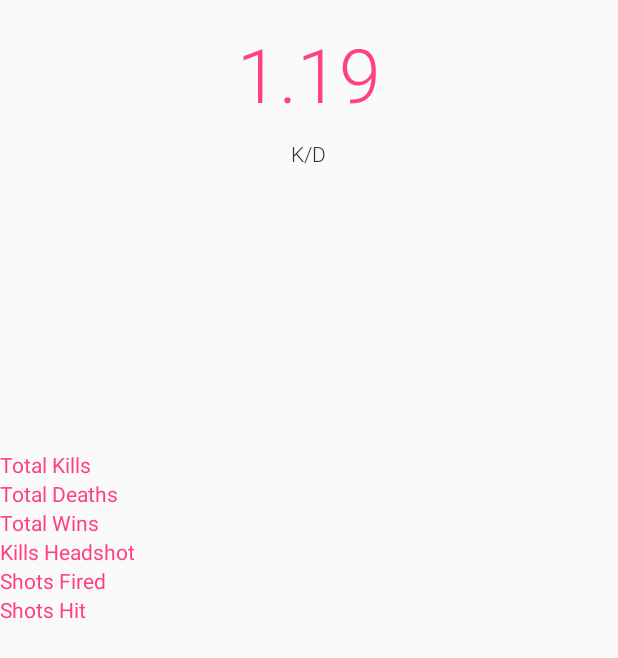
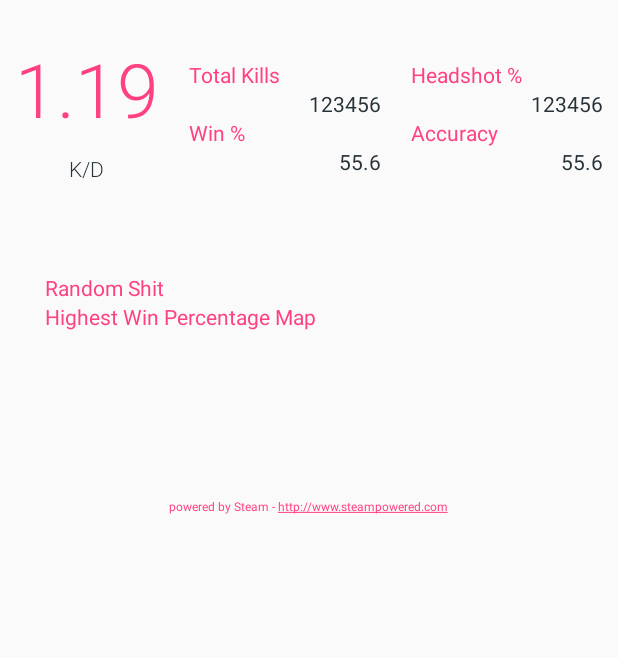
Before and after one commit to randhika/csgotrackr, an Android app: the layout fragment_c.xml on its own in the app's theme, with its tools: preview values and no code run, on a phone screen of 412 x 824 dp. Shown: the top 658 px of the screen. Run offline under Robolectric (Android 15) with nearby library versions, the phone set to English and light mode, and no system bars.

Commit message:
Start of map stats

```diff
--- a/app/src/main/res/layout/fragment_c.xml
+++ b/app/src/main/res/layout/fragment_c.xml
@@ -1,117 +1,27 @@
+<?xml version="1.0" encoding="utf-8"?>
 <ScrollView xmlns:android="http://schemas.android.com/apk/res/android"
     xmlns:tools="http://schemas.android.com/tools"
     android:layout_width="match_parent"
     android:layout_height="match_parent"
     tools:context="com.example.android.cstogo.FragmentC">
 
+    <LinearLayout
+        android:orientation="vertical"
+        android:layout_width="match_parent"
+        android:layout_height="wrap_content">
+
+        <LinearLayout
+            android:orientation="horizontal"
+            android:layout_width="match_parent"
+            android:layout_height="wrap_content"
+            android:layout_gravity="center_horizontal"
+            android:baselineAligned="false">
+
             <RelativeLayout
-        android:layout_width="match_parent"
-        android:layout_height="500dp">
-
-        <TextView
                 android:layout_width="wrap_content"
-            android:layout_height="wrap_content"
-            android:id="@+id/web_total_kills_title"
-            android:textColor="@color/accent"
-            android:text="Total Kills"
-            android:layout_alignParentTop="true"
-            android:layout_alignParentLeft="true"
-            android:layout_alignParentStart="true"
-            android:layout_marginTop="300dp" />
-
-        <TextView
-            android:layout_width="wrap_content"
-            android:layout_height="wrap_content"
-            android:id="@+id/web_total_kills_number"
-            android:layout_toRightOf="@id/web_total_kills_title"
-            android:layout_toEndOf="@+id/web_total_kills_title"
-            android:layout_alignBottom="@id/web_total_kills_title"
-            android:textColor="@color/material_blue_grey_900" />
-
-        <TextView
-            android:layout_width="wrap_content"
-            android:layout_height="wrap_content"
-            android:id="@+id/web_total_deaths_title"
-            android:textColor="@color/accent"
-            android:text="Total Deaths"
-            android:layout_below="@+id/web_total_kills_title" />
-
-        <TextView
-            android:layout_width="wrap_content"
-            android:layout_height="wrap_content"
-            android:id="@+id/web_total_deaths_number"
-            android:layout_toRightOf="@id/web_total_deaths_title"
-            android:layout_toEndOf="@+id/web_total_deaths_title"
-            android:layout_alignBottom="@id/web_total_deaths_title"
-            android:textColor="@color/material_blue_grey_900" />
-
-        <TextView
-            android:layout_width="wrap_content"
-            android:layout_height="wrap_content"
-            android:id="@+id/web_total_wins_title"
-            android:textColor="@color/accent"
-            android:text="Total Wins"
-            android:layout_below="@+id/web_total_deaths_title" />
-
-        <TextView
-            android:layout_width="wrap_content"
-            android:layout_height="wrap_content"
-            android:id="@+id/web_total_wins_number"
-            android:layout_toRightOf="@id/web_total_wins_title"
-            android:layout_toEndOf="@+id/web_total_wins_title"
-            android:layout_alignBottom="@id/web_total_wins_title"
-            android:textColor="@color/material_blue_grey_900" />
-
-        <TextView
-            android:layout_width="wrap_content"
-            android:layout_height="wrap_content"
-            android:id="@+id/web_total_kills_headshot_title"
-            android:textColor="@color/accent"
-            android:text="Kills Headshot"
-            android:layout_below="@+id/web_total_wins_title" />
-
-        <TextView
-            android:layout_width="wrap_content"
-            android:layout_height="wrap_content"
-            android:id="@+id/web_total_kills_headshot_number"
-            android:layout_toRightOf="@id/web_total_kills_headshot_title"
-            android:layout_toEndOf="@+id/web_total_kills_headshot_title"
-            android:layout_alignBottom="@id/web_total_kills_headshot_title"
-            android:textColor="@color/material_blue_grey_900" />
-
-        <TextView
-            android:layout_width="wrap_content"
-            android:layout_height="wrap_content"
-            android:id="@+id/web_total_shots_fired_title"
-            android:textColor="@color/accent"
-            android:text="Shots Fired"
-            android:layout_below="@+id/web_total_kills_headshot_title" />
-
-        <TextView
-            android:layout_width="wrap_content"
-            android:layout_height="wrap_content"
-            android:id="@+id/web_total_shots_fired_number"
-            android:layout_toRightOf="@id/web_total_shots_fired_title"
-            android:layout_toEndOf="@+id/web_total_shots_fired_title"
-            android:layout_alignBottom="@id/web_total_shots_fired_title"
-            android:textColor="@color/material_blue_grey_900" />
-
-        <TextView
-            android:layout_width="wrap_content"
-            android:layout_height="wrap_content"
-            android:id="@+id/web_total_shots_hit_title"
-            android:textColor="@color/accent"
-            android:text="Shots Hit"
-            android:layout_below="@+id/web_total_shots_fired_title" />
-
-        <TextView
-            android:layout_width="wrap_content"
-            android:layout_height="wrap_content"
-            android:id="@+id/web_total_shots_hit_number"
-            android:layout_toRightOf="@id/web_total_shots_hit_title"
-            android:layout_toEndOf="@+id/web_total_shots_hit_title"
-            android:layout_alignBottom="@id/web_total_shots_hit_title"
-            android:textColor="@color/material_blue_grey_900" />
+                android:layout_height="match_parent"
+                android:layout_gravity="center_vertical"
+                android:padding="10dp">
 
                 <TextView
                     android:layout_width="wrap_content"
@@ -123,7 +33,7 @@
                     android:id="@+id/web_kd"
                     android:layout_alignParentTop="true"
                     android:layout_centerHorizontal="true"
-            android:layout_marginTop="15dp"/>
+                    android:layout_marginTop="15dp" />
 
                 <TextView
                     android:layout_width="wrap_content"
@@ -136,7 +46,166 @@
                     android:layout_centerHorizontal="true"
                     android:layout_marginTop="10dp" />
 
+            </RelativeLayout>
+
+
+            <RelativeLayout
+                android:orientation="vertical"
+                android:layout_width="0dp"
+                android:layout_height="match_parent"
+                android:layout_weight="1"
+                android:padding="10dp">
+
+
+                <TextView
+                    android:layout_width="wrap_content"
+                    android:layout_height="wrap_content"
+                    android:text="Total Kills"
+                    android:id="@+id/web_total_kills_title"
+                    android:textColor="@color/accent"
+                    android:layout_marginTop="30dp"
+                    android:layout_alignParentTop="true"
+                    android:layout_alignParentLeft="true"
+                    android:layout_alignParentStart="true" />
+
+                <TextView
+                    android:layout_width="wrap_content"
+                    android:layout_height="wrap_content"
+                    android:text="123456"
+                    android:textColor="@color/material_blue_grey_900"
+                    android:id="@+id/web_total_kills_number"
+                    android:layout_below="@+id/web_total_kills_title"
+                    android:layout_alignParentRight="true"
+                    android:layout_alignParentEnd="true" />
+
+                <TextView
+                    android:layout_width="wrap_content"
+                    android:layout_height="wrap_content"
+                    android:text="Win %"
+                    android:id="@+id/web_win_percent_title"
+                    android:textColor="@color/accent"
+                    android:layout_below="@+id/web_total_kills_number"
+                    android:layout_alignLeft="@+id/web_total_kills_title"
+                    android:layout_alignStart="@+id/web_total_kills_title" />
+
+                <TextView
+                    android:layout_width="wrap_content"
+                    android:layout_height="wrap_content"
+                    android:text="55.6"
+                    android:textColor="@color/material_blue_grey_900"
+                    android:id="@+id/web_win_percent_number"
+                    android:layout_below="@+id/web_win_percent_title"
+                    android:layout_alignRight="@+id/web_total_kills_number"
+                    android:layout_alignEnd="@+id/web_total_kills_number" />
+            </RelativeLayout>
+
+
+            <RelativeLayout
+                android:orientation="vertical"
+                android:layout_width="0dp"
+                android:layout_height="match_parent"
+                android:layout_weight="1"
+                android:padding="10dp">
+
+
+                <TextView
+                    android:layout_width="wrap_content"
+                    android:layout_height="wrap_content"
+                    android:text="Headshot %"
+                    android:id="@+id/web_headshot_title"
+                    android:textColor="@color/accent"
+                    android:layout_marginTop="30dp"
+                    android:layout_alignParentTop="true"
+                    android:layout_alignParentLeft="true"
+                    android:layout_alignParentStart="true" />
+
+                <TextView
+                    android:layout_width="wrap_content"
+                    android:layout_height="wrap_content"
+                    android:text="123456"
+                    android:textColor="@color/material_blue_grey_900"
+                    android:id="@+id/web_headshot_number"
+                    android:layout_below="@+id/web_headshot_title"
+                    android:layout_alignParentRight="true"
+                    android:layout_alignParentEnd="true" />
+
+                <TextView
+                    android:layout_width="wrap_content"
+                    android:layout_height="wrap_content"
+                    android:text="Accuracy"
+                    android:id="@+id/web_accuracy_title"
+                    android:textColor="@color/accent"
+                    android:layout_below="@+id/web_headshot_number"
+                    android:layout_alignLeft="@+id/web_headshot_title"
+                    android:layout_alignStart="@+id/web_headshot_number" />
+
+                <TextView
+                    android:layout_width="wrap_content"
+                    android:layout_height="wrap_content"
+                    android:text="55.6"
+                    android:textColor="@color/material_blue_grey_900"
+                    android:id="@+id/web_accuracy_number"
+                    android:layout_below="@+id/web_accuracy_title"
+                    android:layout_alignRight="@+id/web_headshot_number"
+                    android:layout_alignEnd="@+id/web_accuracy_title" />
+            </RelativeLayout>
+
+        </LinearLayout>
+
+        <RelativeLayout
+            android:layout_width="match_parent"
+            android:layout_height="200dp">
+
+            <TextView
+                android:layout_width="wrap_content"
+                android:layout_height="wrap_content"
+                android:id="@+id/random_shit"
+                android:text="Random Shit"
+                android:textColor="@color/accent"
+                android:layout_marginTop="50dp"
+                android:layout_alignParentTop="true"
+                android:layout_alignParentLeft="true"
+                android:layout_alignParentStart="true"
+                android:layout_marginLeft="30dp"
+                android:layout_marginStart="30dp" />
+
+            <TextView
+                android:layout_width="wrap_content"
+                android:layout_height="wrap_content"
+                android:text="Highest Win Percentage Map"
+                android:textColor="@color/accent"
+                android:id="@+id/web_highest_win_perc_name"
+                android:layout_below="@id/random_shit"
+                android:layout_alignLeft="@id/random_shit"
+                android:layout_alignStart="@id/random_shit"/>
+
+            <TextView
+                android:layout_width="wrap_content"
+                android:layout_height="wrap_content"
+                android:id="@+id/web_highest_win_perc_number"
+                android:textColor="@color/material_blue_grey_900"
+                android:layout_alignBottom="@+id/web_highest_win_perc_name"
+                android:layout_toRightOf="@+id/web_highest_win_perc_name"
+                android:layout_toEndOf="@+id/web_highest_win_perc_name" />
 
         </RelativeLayout>
 
+        <RelativeLayout
+            android:layout_width="match_parent"
+            android:layout_height="wrap_content">
+
+            <TextView
+                android:layout_width="wrap_content"
+                android:layout_height="wrap_content"
+                android:autoLink="web"
+                android:linksClickable="true"
+                android:textSize="8sp"
+                android:text="powered by Steam - http://www.steampowered.com"
+                android:textColor="@color/accent"
+                android:layout_alignParentTop="true"
+                android:layout_centerHorizontal="true" />
+
+        </RelativeLayout>
+
+    </LinearLayout>
 </ScrollView>
```
Also changed, not shown: app/src/main/java/com/example/android/cstogo/FragmentC.java (+99 -13 lines), app/src/main/java/com/example/android/cstogo/WebMap.java (added, +45 -0 lines). Lines whose indentation alone changed are shown as unchanged.
